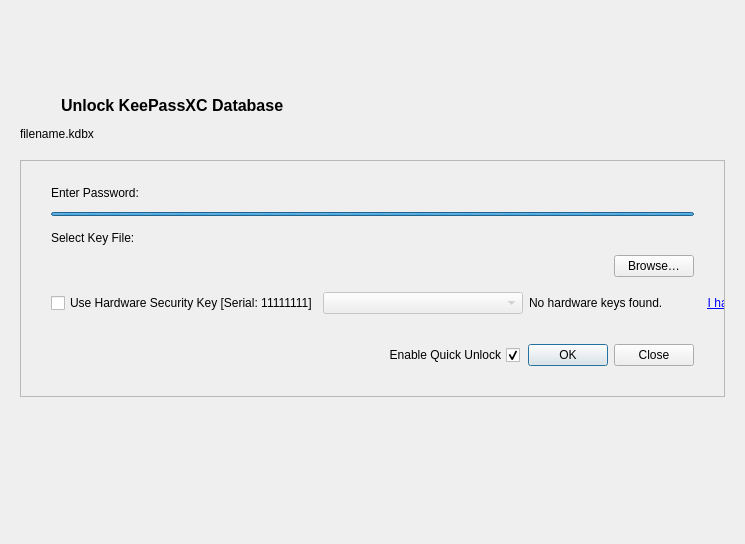
First picture: the form in src/gui/DatabaseOpenWidget.ui, repository LuminaScript/keepassxc, before the edit.
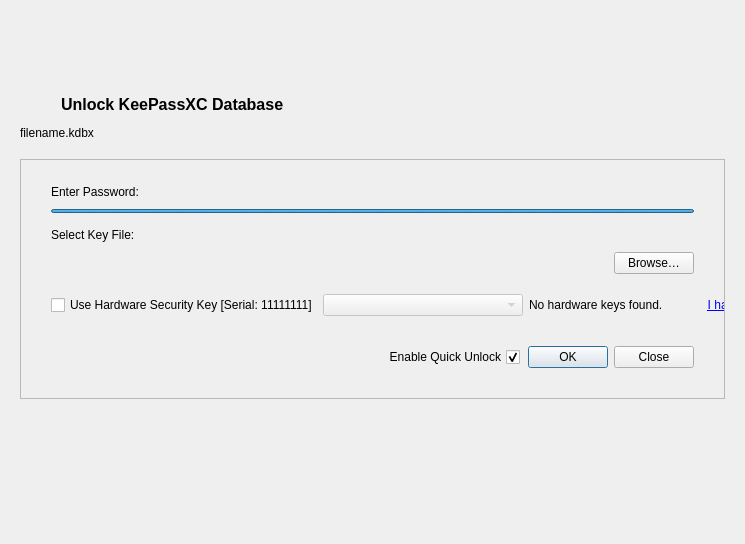
Second picture: the form after the edit. Custom widgets are drawn as their Qt base class.

Commit message: Revert padding changes to open widget

Diff of the .ui file:
```diff
--- a/src/gui/DatabaseOpenWidget.ui
+++ b/src/gui/DatabaseOpenWidget.ui
@@ -180,7 +180,7 @@
                 <number>0</number>
                </property>
                <property name="bottomMargin">
-                <number>10</number>
+                <number>0</number>
                </property>
                <item>
                 <widget class="QLabel" name="passwordLabel">
@@ -192,7 +192,7 @@
                <item>
                 <layout class="QVBoxLayout" name="verticalLayout_2">
                  <property name="spacing">
-                  <number>2</number>
+                  <number>0</number>
                  </property>
                  <item>
                   <widget class="PasswordWidget" name="editPassword" native="true">
@@ -250,13 +250,13 @@
                 <number>0</number>
                </property>
                <property name="topMargin">
-                <number>0</number>
+                <number>10</number>
                </property>
                <property name="rightMargin">
                 <number>0</number>
                </property>
                <property name="bottomMargin">
-                <number>10</number>
+                <number>15</number>
                </property>
                <item>
                 <widget class="QLabel" name="selectKeyFileLabel">
@@ -399,7 +399,7 @@
                  <property name="sizeHint" stdset="0">
                   <size>
                    <width>40</width>
-                   <height>20</height>
+                   <height>0</height>
                   </size>
                  </property>
                 </spacer>
```
